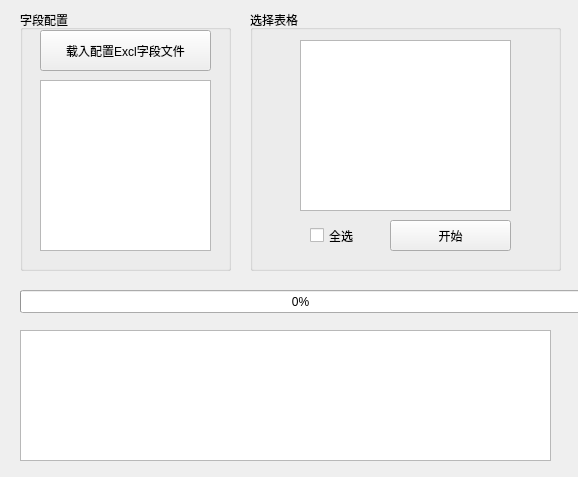
This is DealShow.ui in AIxiaoHanBao/UiTest as Qt 5 draws it before an edit. The edited form follows.
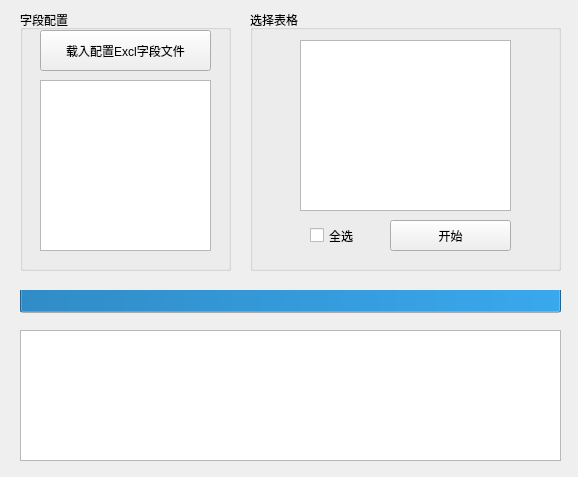
This is the edited form.

```diff
--- a/DealShow.ui
+++ b/DealShow.ui
@@ -54,13 +54,19 @@
     <rect>
      <x>20</x>
      <y>290</y>
-     <width>561</width>
+     <width>541</width>
      <height>23</height>
     </rect>
    </property>
-   <property name="value">
+   <property name="minimum">
     <number>0</number>
    </property>
+   <property name="value">
+    <number>98</number>
+   </property>
+   <property name="orientation">
+    <enum>Qt::Vertical</enum>
+   </property>
   </widget>
   <widget class="QGroupBox" name="groupBox_2">
    <property name="geometry">
@@ -116,7 +122,7 @@
     <rect>
      <x>20</x>
      <y>330</y>
-     <width>531</width>
+     <width>541</width>
      <height>131</height>
     </rect>
    </property>
```
